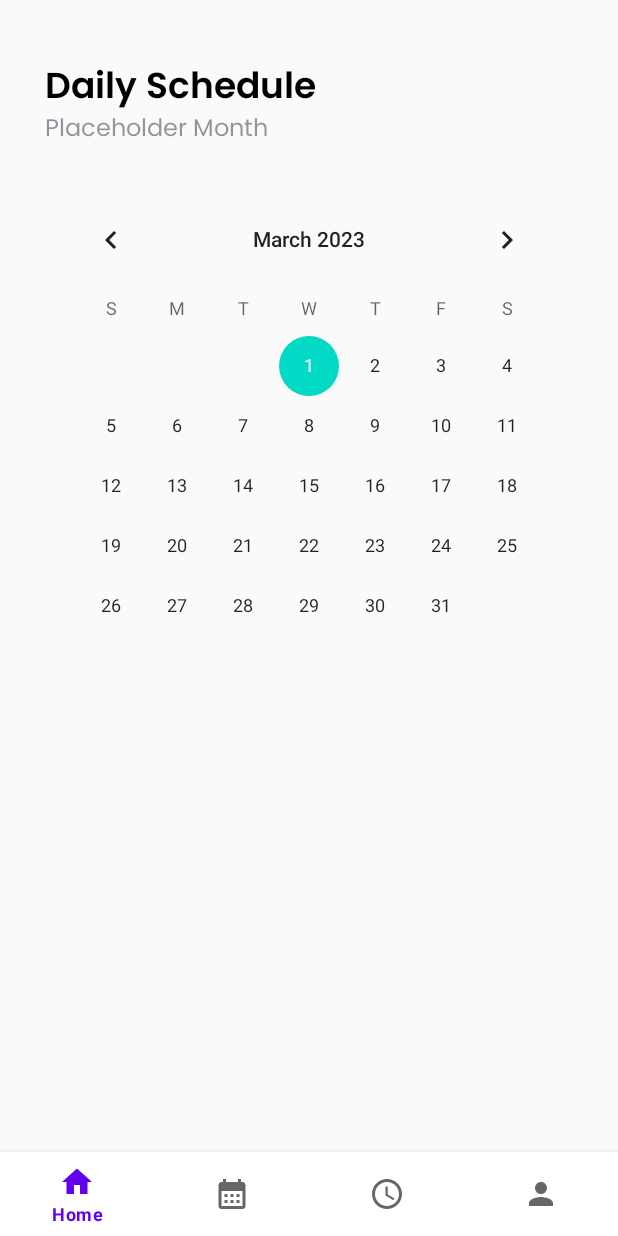
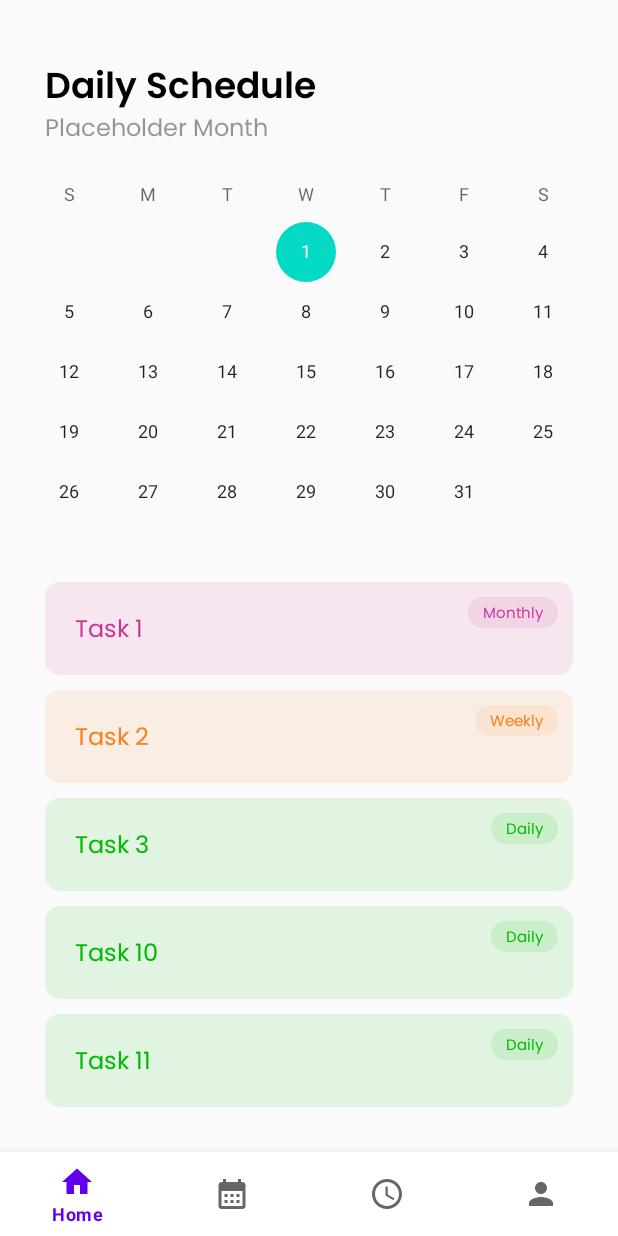
Before and after one commit to aimanxkiller/UI_Designs, an Android app: the fragment Calendar placed in its activity, on a phone screen of 412 x 824 dp. Run offline under Robolectric (Android 15) with nearby library versions, the phone set to English and light mode, and no system bars.

Commit message:
-Added parse to calendar selection
TODO(
-Correction for Set New Schedule on Distributor selection (Use another custom dialog)
-Calendar fragment (Insert adapter)
-History fragment
)

```diff
--- /dev/null
+++ b/app/src/main/java/com/example/uidesigns/adapter/RecyclerViewAdapterCalendar.kt
@@ -0,0 +1,81 @@
+package com.example.uidesigns.adapter
+
+import android.view.LayoutInflater
+import android.view.View
+import android.view.ViewGroup
+import android.widget.TextView
+import androidx.constraintlayout.widget.ConstraintLayout
+import androidx.core.content.ContextCompat
+import androidx.recyclerview.widget.RecyclerView
+import com.example.uidesigns.R
+import com.example.uidesigns.model.TaskModel
+
+class RecyclerViewAdapterCalendar: RecyclerView.Adapter<RecyclerViewAdapterCalendar.MyViewHolder>() {
+
+    private var items = ArrayList<TaskModel>()
+
+    fun getData(data:ArrayList<TaskModel>){
+        this.items = data
+    }
+
+    class MyViewHolder(view: View):RecyclerView.ViewHolder(view) {
+        val title:TextView = itemView.findViewById(R.id.textTaskTitle)
+        val type:TextView = itemView.findViewById(R.id.textTaskType)
+        private val segment:TextView = itemView.findViewById(R.id.textView4)
+
+
+        fun bind(data:ArrayList<TaskModel>, position: Int){
+            segment.visibility = View.GONE
+
+            //setting text
+            title.text = data[position].task_title
+            when(data[position].type){
+                1 ->{type.text = "Daily" }
+                2 ->{type.text = "Weekly"}
+                3 ->{type.text = "Monthly"}
+            }
+        }
+
+    }
+
+    override fun onCreateViewHolder(parent: ViewGroup, viewType: Int): MyViewHolder {
+        val inflater = LayoutInflater.from(parent.context)
+            .inflate(R.layout.rows_item,parent,false)
+
+        return MyViewHolder(inflater)
+    }
+
+    override fun onBindViewHolder(holder: MyViewHolder, position: Int) {
+        val mainHolder = holder.itemView.findViewById<ConstraintLayout>(R.id.constraintLayout)
+        val holderTaskTitle = holder.title
+        val holderType = holder.type
+
+        when(items[position].type){
+            1->{
+                holderTaskTitle.setTextColor(ContextCompat.getColor(mainHolder.context,R.color.daily_dark))
+                holderType.setTextColor(ContextCompat.getColor(mainHolder.context,R.color.daily_dark))
+                mainHolder.setBackgroundResource(R.drawable.background_daily)
+                holderType.setBackgroundResource(R.drawable.background_daily)
+            }
+            2->{
+                holderTaskTitle.setTextColor(ContextCompat.getColor(mainHolder.context,R.color.weekly_dark))
+                holderType.setTextColor(ContextCompat.getColor(mainHolder.context,R.color.weekly_dark))
+                mainHolder.setBackgroundResource(R.drawable.background_weekly)
+                holderType.setBackgroundResource(R.drawable.background_weekly)
+            }
+            3->{
+                holderTaskTitle.setTextColor(ContextCompat.getColor(mainHolder.context,R.color.monthly_dark))
+                holderType.setTextColor(ContextCompat.getColor(mainHolder.context,R.color.monthly_dark))
+                mainHolder.setBackgroundResource(R.drawable.background_monthly)
+                holderType.setBackgroundResource(R.drawable.background_monthly)
+            }
+        }
+
+        holder.bind(items,position)
+    }
+
+    override fun getItemCount(): Int {
+        return items.size
+    }
+
+}
--- a/app/src/main/java/com/example/uidesigns/adapter/RecyclerViewAdapterHistory.kt
+++ b/app/src/main/java/com/example/uidesigns/adapter/RecyclerViewAdapterHistory.kt
@@ -17,7 +17,7 @@
     }
 
     class MyViewHolder(view: View):RecyclerView.ViewHolder(view) {
-        val title:TextView= itemView.findViewById(R.id.history_title)
+        private val title:TextView= itemView.findViewById(R.id.history_title)
 
         fun bind(data:ArrayList<TaskModel>,position: Int){
             title.text = data[position].task_title
--- a/app/src/main/java/com/example/uidesigns/fragments/Calendar.kt
+++ b/app/src/main/java/com/example/uidesigns/fragments/Calendar.kt
@@ -1,11 +1,22 @@
 package com.example.uidesigns.fragments
 
+import android.content.res.Resources
+import android.os.Build
 import android.os.Bundle
-import androidx.fragment.app.Fragment
 import android.view.LayoutInflater
 import android.view.View
 import android.view.ViewGroup
+import android.widget.CalendarView
+import androidx.fragment.app.Fragment
+import androidx.lifecycle.lifecycleScope
+import androidx.recyclerview.widget.LinearLayoutManager
+import androidx.recyclerview.widget.RecyclerView
 import com.example.uidesigns.R
+import com.example.uidesigns.adapter.RecyclerViewAdapterCalendar
+import com.example.uidesigns.model.TaskModel
+import kotlinx.coroutines.Dispatchers
+import kotlinx.coroutines.launch
+import java.util.Calendar
 
 // TODO: Rename parameter arguments, choose names that match
 // the fragment initialization parameters, e.g. ARG_ITEM_NUMBER
@@ -16,6 +27,9 @@
     // TODO: Rename and change types of parameters
     private var param1: String? = null
     private var param2: String? = null
+
+    private lateinit var data:ArrayList<TaskModel>
+    private lateinit var recyclerViewAdapter: RecyclerViewAdapterCalendar
 
     override fun onCreate(savedInstanceState: Bundle?) {
         super.onCreate(savedInstanceState)
@@ -29,10 +43,30 @@
         inflater: LayoutInflater, container: ViewGroup?,
         savedInstanceState: Bundle?
     ): View? {
-        // Inflate the layout for this fragment
+        val view = inflater.inflate(R.layout.fragment_calendar, container, false)
+        val calendarView = view.findViewById<CalendarView>(R.id.calendarView)
+        val recyclerView = view.findViewById<RecyclerView>(R.id.recycler_calendar)
 
 
-        return inflater.inflate(R.layout.fragment_calendar, container, false)
+        data = arrayListOf(
+            TaskModel("Task 1",3),
+            TaskModel("Task 2",2),
+            TaskModel("Task 3",1),
+            TaskModel("Task 10",1),
+            TaskModel("Task 11",1),
+        )
+
+        lifecycleScope.launch(Dispatchers.IO){
+            recyclerView.apply {
+                layoutManager = LinearLayoutManager(requireContext())
+                recyclerViewAdapter = RecyclerViewAdapterCalendar()
+                adapter = recyclerViewAdapter
+                recyclerViewAdapter.getData(data)
+            }
+        }
+
+        // Inflate the layout for this fragment
+        return view
     }
 
 }
--- a/app/src/main/java/com/example/uidesigns/fragments/History.kt
+++ b/app/src/main/java/com/example/uidesigns/fragments/History.kt
@@ -41,8 +41,6 @@
         inflater: LayoutInflater, container: ViewGroup?,
         savedInstanceState: Bundle?
     ): View? {
-        // Inflate the layout for this fragment
-
         val view = inflater.inflate(R.layout.fragment_history, container, false)
         val recyclerView = view.findViewById<RecyclerView>(R.id.recycler_history)
 
@@ -63,6 +61,7 @@
             }
         }
 
+        // Inflate the layout for this fragment
         return view
     }
 }
--- a/app/src/main/res/drawable/calendar_selection_bck.xml
+++ b/app/src/main/res/drawable/calendar_selection_bck.xml
@@ -17,6 +17,6 @@
         android:gravity="center|end"
         android:width="30dp"
         android:height="30dp">
-        <bitmap android:src="@android:drawable/ic_menu_today"/>
+        <bitmap android:src="@drawable/icon_calendar"/>
     </item>
 </layer-list>
--- a/app/src/main/res/drawable/spinner_clear_bg.xml
+++ b/app/src/main/res/drawable/spinner_clear_bg.xml
@@ -3,8 +3,6 @@
     <item>
         <shape android:shape="rectangle">
             <padding
-                android:right="20dp"
-                android:top="15dp"
                 android:bottom="15dp"
                 />
             <stroke
@@ -14,8 +12,10 @@
         </shape>
     </item>
     <item
-        android:gravity="center|end"
+        android:gravity="end"
         android:width="30dp"
+        android:top="15dp"
+        android:right="15dp"
         android:height="30dp">
         <bitmap android:src="@drawable/arrow_down"/>
     </item>
--- a/app/src/main/res/layout/fragment_calendar.xml
+++ b/app/src/main/res/layout/fragment_calendar.xml
@@ -6,10 +6,10 @@
     android:layout_height="match_parent"
     tools:context=".fragments.Calendar"
     android:background="@color/off_white"
-    android:paddingHorizontal="30dp"
     >
 
     <TextView
+        android:layout_marginHorizontal="30dp"
         android:layout_marginTop="40dp"
         android:id="@+id/textView5"
         android:layout_width="wrap_content"
@@ -23,6 +23,7 @@
         app:layout_constraintTop_toTopOf="parent" />
 
     <TextView
+        android:layout_marginHorizontal="30dp"
         android:id="@+id/textView7"
         android:layout_width="wrap_content"
         android:layout_height="wrap_content"
@@ -35,12 +36,21 @@
         app:layout_constraintTop_toBottomOf="@+id/textView5" />
 
     <CalendarView
-        android:layout_marginTop="30dp"
         android:id="@+id/calendarView"
-        android:layout_width="wrap_content"
+        android:layout_width="match_parent"
         android:layout_height="wrap_content"
+        android:paddingTop="50dp"
         app:layout_constraintEnd_toEndOf="parent"
         app:layout_constraintStart_toStartOf="parent"
-        app:layout_constraintTop_toBottomOf="@+id/textView7" />
+        app:layout_constraintTop_toTopOf="parent" />
+
+    <androidx.recyclerview.widget.RecyclerView
+        android:layout_marginHorizontal="30dp"
+        android:id="@+id/recycler_calendar"
+        android:layout_width="match_parent"
+        android:layout_height="0dp"
+        app:layout_constraintBottom_toBottomOf="parent"
+        app:layout_constraintTop_toBottomOf="@+id/calendarView"
+        tools:layout_editor_absoluteX="30dp" />
 
 </androidx.constraintlayout.widget.ConstraintLayout>
--- a/app/src/main/res/layout/rows_item_history.xml
+++ b/app/src/main/res/layout/rows_item_history.xml
@@ -7,7 +7,7 @@
     android:layout_height="wrap_content">
 
     <androidx.cardview.widget.CardView
-        android:layout_marginVertical="10dp"
+        android:layout_marginBottom="10dp"
         android:layout_width="match_parent"
         android:layout_height="wrap_content"
         app:layout_constraintBottom_toBottomOf="parent"
--- a/app/src/main/res/values/strings.xml
+++ b/app/src/main/res/values/strings.xml
@@ -11,4 +11,5 @@
     <string name="hello_second_fragment">Hello second fragment. Arg: %1$s</string>
     <!-- TODO: Remove or change this placeholder text -->
     <string name="hello_blank_fragment">Hello blank fragment</string>
+    <string name="distributorSelection">Select Distributor</string>
 </resources>
```
Also changed, not shown: app/src/main/java/com/example/uidesigns/fragments/Home.kt (+27 -13 lines), app/src/main/res/layout/bottom_drawer.xml (+13 -1 lines), app/src/main/res/layout/bottom_drawer_dist.xml (added, +64 -0 lines), app/src/main/res/drawable-v24/icon_calendar.png (added), app/src/main/res/drawable-v24/line_solid.png (added).
